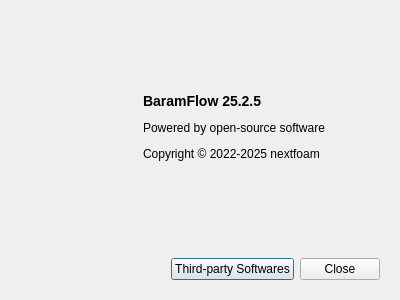
The window that baramFlow/view/main_window/menu/help/about_dialog.ui (nextfoam/baram) describes before a commit, drawn with Qt 5.
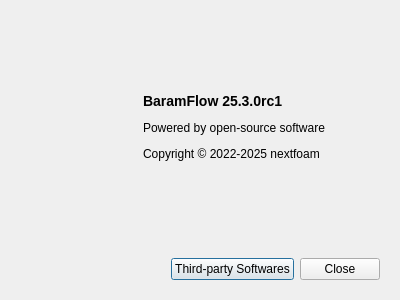
The same window after the commit.

```diff
--- a/baramFlow/view/main_window/menu/help/about_dialog.ui
+++ b/baramFlow/view/main_window/menu/help/about_dialog.ui
@@ -90,7 +90,7 @@
          </sizepolicy>
         </property>
         <property name="text">
-         <string>&lt;p&gt;&lt;b&gt;&lt;font size=&quot;4&quot;&gt;BaramFlow 25.2.5&lt;/font&gt;&lt;/b&gt;&lt;/p&gt;
+         <string>&lt;p&gt;&lt;b&gt;&lt;font size=&quot;4&quot;&gt;BaramFlow 25.3.0rc1&lt;/font&gt;&lt;/b&gt;&lt;/p&gt;
 
 &lt;p&gt;Powered by open-source software&lt;/p&gt;
 
```
